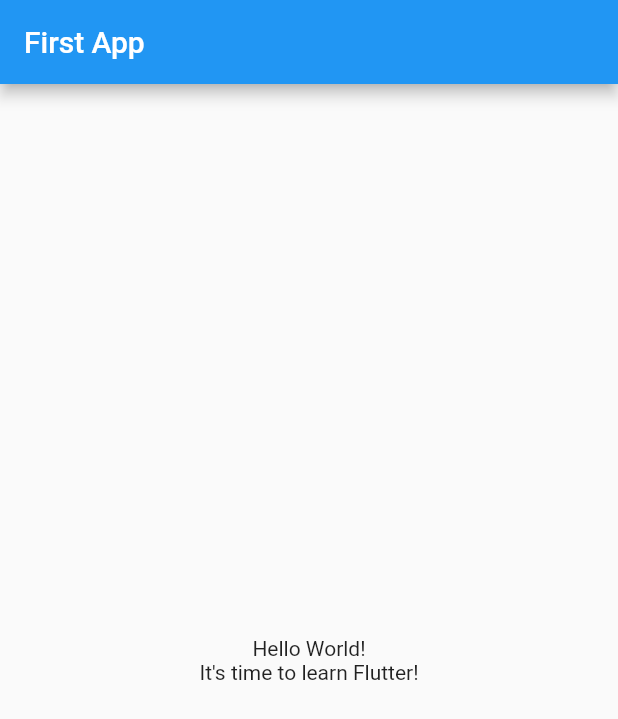
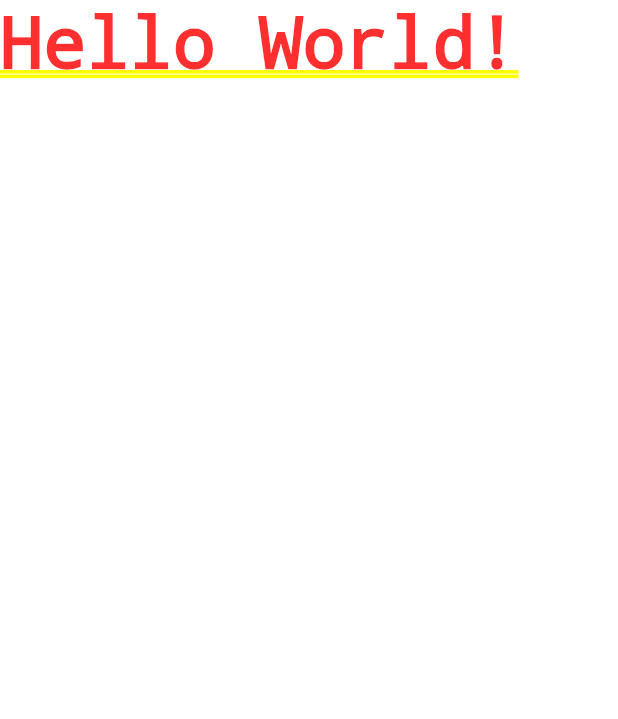
Before and after one commit to lucamitroi/roll_dice_udemy, a Flutter app: the screen it shows after launch, on a phone screen of 412 x 824 dp. Shown: the top 719 px of the screen. Run offline on Flutter 3.47's test engine with Material 2 defaults, Android fonts, the phone set to English and light mode, and no system bars.

Commit message:
18_07_2023

```diff
--- a/lib/main.dart
+++ b/lib/main.dart
@@ -1,37 +1,5 @@
 import 'package:flutter/material.dart';
 
 void main() {
-  runApp(const MyApp());
+  runApp(const MaterialApp(home: Text("Hello World!")));
 }
-
-class MyApp extends StatelessWidget {
-  const MyApp({super.key});
-
-  @override
-  Widget build(BuildContext context) {
-    return MaterialApp(
-      title: 'Flutter Demo',
-      theme: ThemeData(
-        primarySwatch: Colors.blue,
-      ),
-      home: Scaffold(
-        appBar: AppBar(
-          title: const Text('First App'),
-        ),
-        body: const Center(
-          child: Column(
-            mainAxisAlignment: MainAxisAlignment.center,
-            children: [
-              Text(
-                'Hello World!',
-              ),
-              Text(
-                'It\'s time to learn Flutter!',
-              ),
-            ],
-          ),
-        ),
-      ),
-    );
-  }
-}
--- a/pubspec.yaml
+++ b/pubspec.yaml
@@ -1,4 +1,4 @@
-name: first_app
+name: roll_dice_udemy
 description: A new Flutter project.
 # The following line prevents the package from being accidentally published to
 # pub.dev using `flutter pub publish`. This is preferred for private packages.
```
Also changed, not shown: 19 other files.
